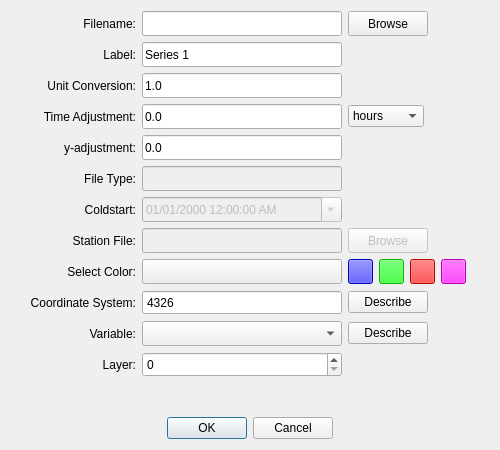
Above: MetOceanViewer_GUI/ui/mov_dialog_addtimeseries.ui from zcobell/MetOceanViewer before the change. Below: the same form after it.
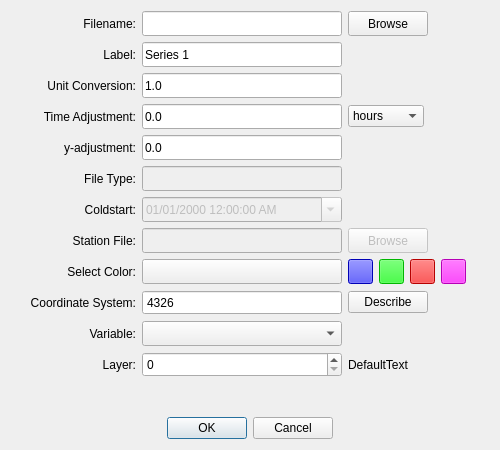
That is the form after the change. Icons and pictures are not drawn.

```diff
--- a/MetOceanViewer_GUI/ui/mov_dialog_addtimeseries.ui
+++ b/MetOceanViewer_GUI/ui/mov_dialog_addtimeseries.ui
@@ -909,13 +909,6 @@
        </property>
       </widget>
      </item>
-     <item>
-      <widget class="QPushButton" name="button_describeVariable">
-       <property name="text">
-        <string>Describe</string>
-       </property>
-      </widget>
-     </item>
      <item>
       <spacer name="horizontalSpacer_11">
        <property name="orientation">
@@ -971,6 +964,13 @@
        </property>
       </widget>
      </item>
+     <item>
+      <widget class="QLabel" name="label_layerinfo">
+       <property name="text">
+        <string>DefaultText</string>
+       </property>
+      </widget>
+     </item>
      <item>
       <spacer name="horizontalSpacer_12">
        <property name="orientation">
```
